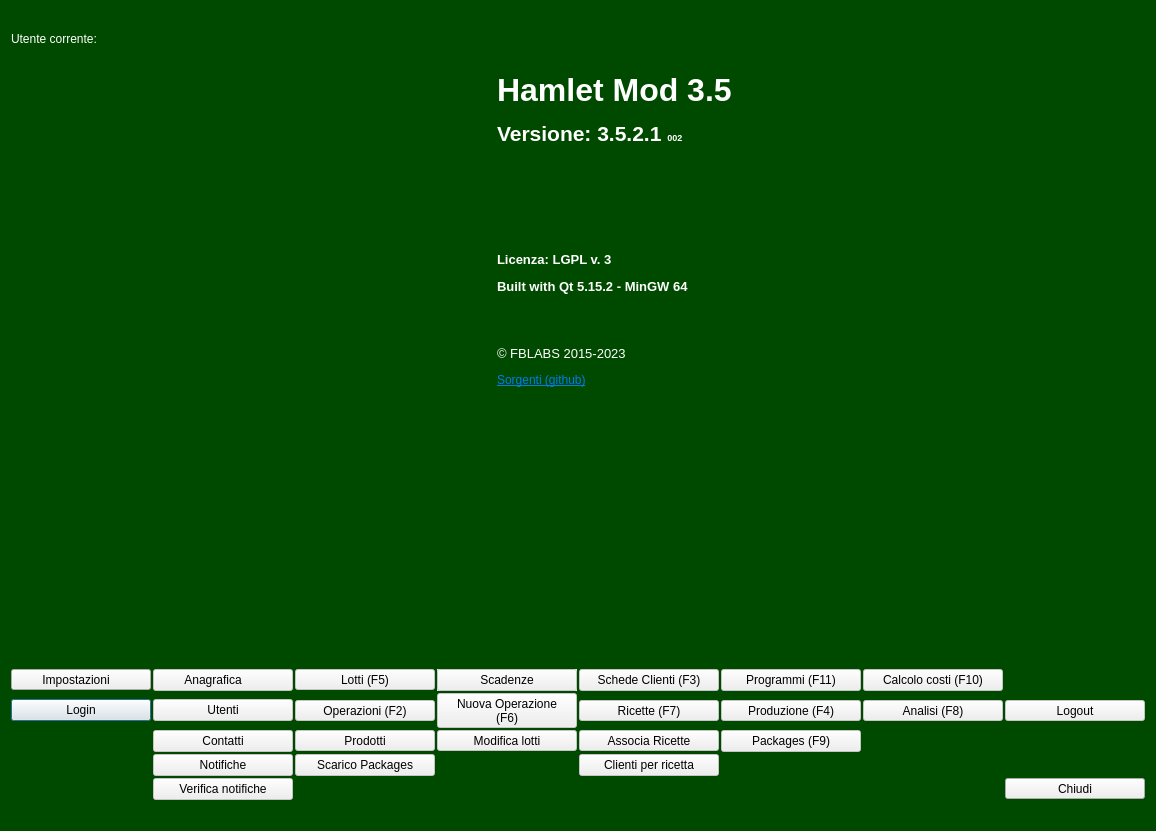
This is mainwindow.ui in fblabs/hamlet-mod-sancon as Qt 5 draws it before an edit. The edited form follows.
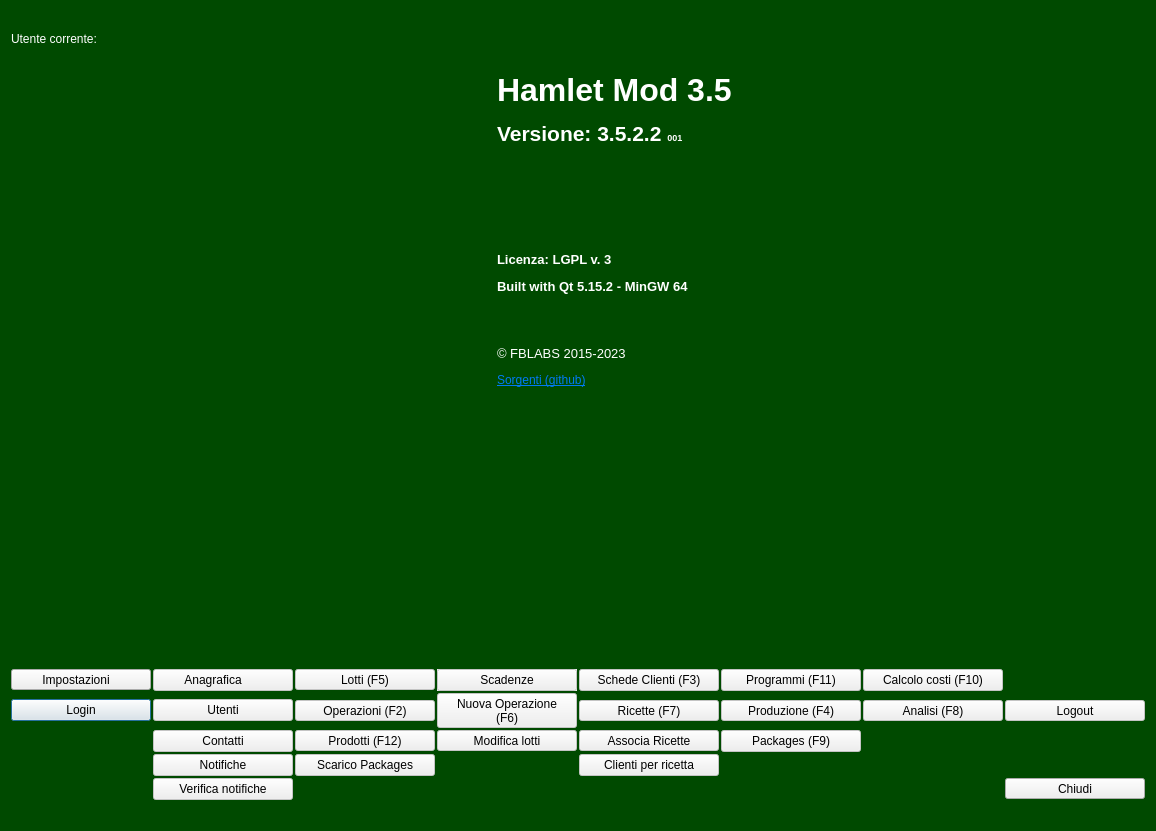
This is the edited form. Icons and pictures are not drawn.

```diff
--- a/mainwindow.ui
+++ b/mainwindow.ui
@@ -531,7 +531,7 @@
          <enum>QFrame::NoFrame</enum>
         </property>
         <property name="text">
-         <string>&lt;html&gt;&lt;head/&gt;&lt;body&gt;&lt;p&gt;&lt;span style=&quot; font-size:24pt; font-weight:600;&quot;&gt;Hamlet Mod 3.5&lt;/span&gt;&lt;/p&gt;&lt;p&gt;&lt;span style=&quot; font-size:16pt; font-weight:600;&quot;&gt;Versione: 3.5.2.1 &lt;/span&gt;&lt;span style=&quot; font-size:7pt; font-weight:600;&quot;&gt;002&lt;/span&gt;&lt;/p&gt;&lt;p&gt;&lt;br/&gt;&lt;br/&gt;&lt;/p&gt;&lt;p&gt;&lt;br/&gt;&lt;/p&gt;&lt;p&gt;&lt;span style=&quot; font-size:10pt; font-weight:600;&quot;&gt;Licenza: LGPL v. 3&lt;/span&gt;&lt;/p&gt;&lt;p&gt;&lt;span style=&quot; font-size:10pt; font-weight:600;&quot;&gt;Built with Qt 5.15.2 - MinGW 64&lt;/span&gt;&lt;/p&gt;&lt;p&gt;&lt;br/&gt;&lt;/p&gt;&lt;p&gt;&lt;span style=&quot; font-size:10pt;&quot;&gt;© FBLABS 2015-2023&lt;/span&gt;&lt;/p&gt;&lt;p&gt;&lt;a href=&quot;https://github.com/fblabs/hamlet-mod-sancon/blob/master/release/hamletMOD.exe&quot;&gt;&lt;span style=&quot; text-decoration: underline; color:#007af4;&quot;&gt;Sorgenti (github)&lt;/span&gt;&lt;/a&gt;&lt;/p&gt;&lt;/body&gt;&lt;/html&gt;</string>
+         <string>&lt;html&gt;&lt;head/&gt;&lt;body&gt;&lt;p&gt;&lt;span style=&quot; font-size:24pt; font-weight:600;&quot;&gt;Hamlet Mod 3.5&lt;/span&gt;&lt;/p&gt;&lt;p&gt;&lt;span style=&quot; font-size:16pt; font-weight:600;&quot;&gt;Versione: 3.5.2.2 &lt;/span&gt;&lt;span style=&quot; font-size:7pt; font-weight:600;&quot;&gt;001&lt;/span&gt;&lt;/p&gt;&lt;p&gt;&lt;br/&gt;&lt;br/&gt;&lt;/p&gt;&lt;p&gt;&lt;br/&gt;&lt;/p&gt;&lt;p&gt;&lt;span style=&quot; font-size:10pt; font-weight:600;&quot;&gt;Licenza: LGPL v. 3&lt;/span&gt;&lt;/p&gt;&lt;p&gt;&lt;span style=&quot; font-size:10pt; font-weight:600;&quot;&gt;Built with Qt 5.15.2 - MinGW 64&lt;/span&gt;&lt;/p&gt;&lt;p&gt;&lt;br/&gt;&lt;/p&gt;&lt;p&gt;&lt;span style=&quot; font-size:10pt;&quot;&gt;© FBLABS 2015-2023&lt;/span&gt;&lt;/p&gt;&lt;p&gt;&lt;a href=&quot;https://github.com/fblabs/hamlet-mod-sancon/blob/master/release/hamletMOD.exe&quot;&gt;&lt;span style=&quot; text-decoration: underline; color:#007af4;&quot;&gt;Sorgenti (github)&lt;/span&gt;&lt;/a&gt;&lt;/p&gt;&lt;/body&gt;&lt;/html&gt;</string>
         </property>
         <property name="scaledContents">
          <bool>false</bool>
@@ -625,7 +625,7 @@
            <string notr="true">color:rgb(0, 0, 0)</string>
           </property>
           <property name="text">
-           <string>Prodotti</string>
+           <string>Prodotti (F12)</string>
           </property>
           <property name="icon">
            <iconset resource="icons.qrc">
```
Left out of the diff: 3 changed lines with no effect on the pictures.
